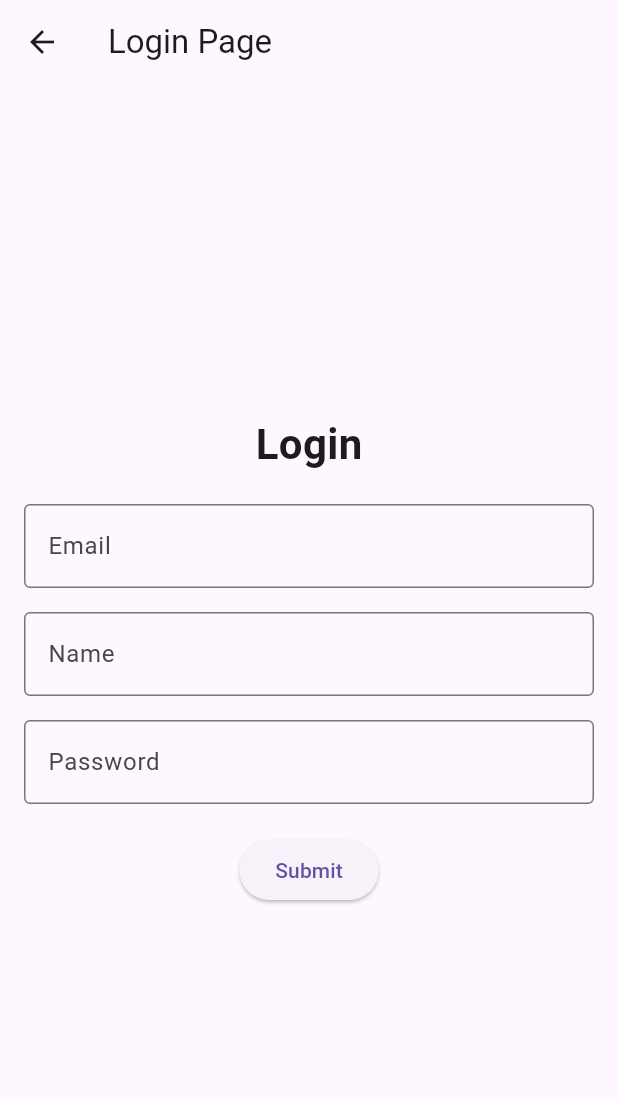
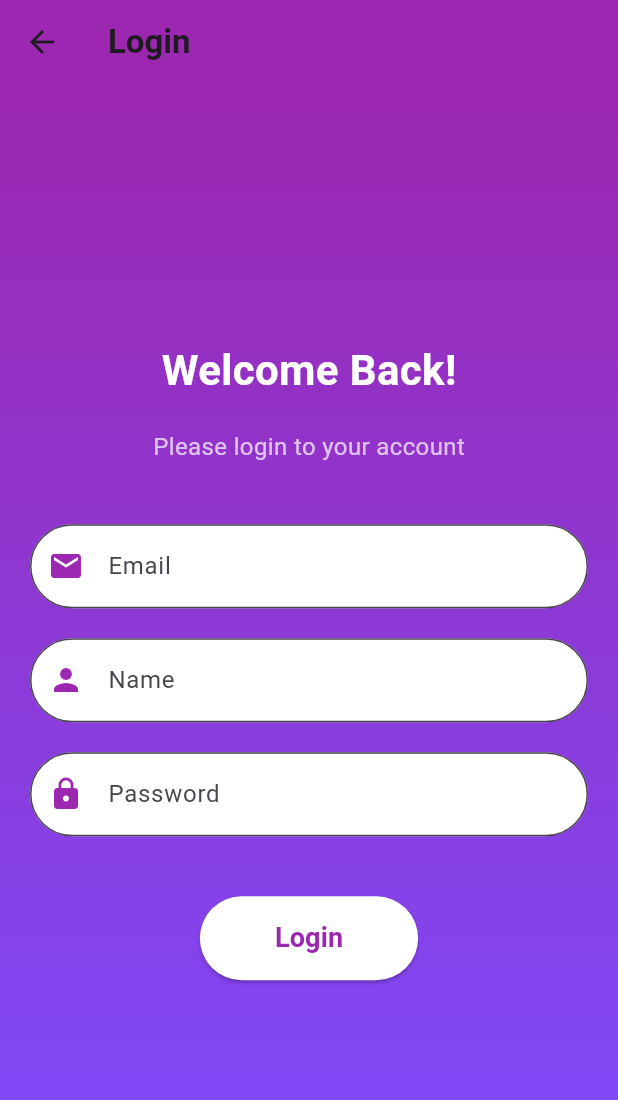
Before and after one commit to RoyYoussef1/FlutterRecipes, a Flutter app: the screen it shows after launch, after a tap on "Login", on a phone screen of 412 x 824 dp. Shown: the top 1100 px of the screen. Run offline on Flutter 3.47's test engine with Material 3 defaults, Android fonts, the phone set to English and light mode, and no system bars; our stand-ins replace dropdown_button2, dropdown_search, flutter_rating_bar, shared_preferences; network calls fail.

Commit message:
fixed welcome page and login page design

```diff
--- a/lib/main.dart
+++ b/lib/main.dart
@@ -19,7 +19,7 @@ class MyApp extends StatelessWidget {
   Widget build(BuildContext context) {
     return MaterialApp(
       debugShowCheckedModeBanner: false,
-      title: 'Welcome App',
+      title: 'Cooking Recipe App',
       home: MyHomePage(),
       routes: {
         '/login': (context) => LoginPage(),
@@ -37,79 +37,84 @@ class MyHomePage extends StatelessWidget {
   Widget build(BuildContext context) {
     return Scaffold(
       appBar: AppBar(
-        title: Text('Welcome'),
-      ),
-      body: Center(
-        child: Column(
-          mainAxisAlignment: MainAxisAlignment.center,
-          children: [
-            Padding(
-              padding: const EdgeInsets.symmetric(horizontal: 16.0),
-              child: Text(
-                'Welcome to the Recipe Generator Book',
-                textAlign: TextAlign.center,
-                style: TextStyle(
-                  fontSize: 24,
-                  fontWeight: FontWeight.bold,
-                ),
-              ),
-            ),
-            SizedBox(height: 20),
-            ElevatedButton(
-              onPressed: () {
-                Navigator.pushNamed(context, '/login');
-              },
-              child: Text('Login'),
-            ),
-            SizedBox(height: 10),
-            ElevatedButton(
-              onPressed: () {
-                Navigator.pushNamed(context, '/register');
-              },
-              child: Text('Register'),
-            ),
-          ],
-        ),
-      ),
-    );
-  }
-}
-
-@override
-Widget build(BuildContext context) {
-  return Scaffold(
-    appBar: AppBar(
-      title: Text('Welcome'),
-    ),
-    body: Center(
+        backgroundColor: Colors.purple,
+        title: Text(
+          'Welcome',
+          style: TextStyle(fontWeight: FontWeight.bold),
+        ),
+        elevation: 0,
+      ),
+      body: Container(
+        decoration: BoxDecoration(
+          gradient: LinearGradient(
+            colors: [Colors.purple, Colors.deepPurpleAccent],
+            begin: Alignment.topCenter,
+            end: Alignment.bottomCenter,
+          ),
+        ),
+        child: Center(
+          child: Padding(
+            padding: const EdgeInsets.symmetric(horizontal: 20.0),
             child: Column(
               mainAxisAlignment: MainAxisAlignment.center,
               children: [
                 Text(
                   'Welcome to the Recipe Generator Book',
+                  textAlign: TextAlign.center,
                   style: TextStyle(
-              fontSize: 24,
+                    fontSize: 28,
                     fontWeight: FontWeight.bold,
-            ),
-          ),
-          SizedBox(height: 20),
-          ElevatedButton(
+                    color: Colors.white,
+                  ),
+                ),
+                SizedBox(height: 40),
+                _buildHomePageButton(
+                  context,
+                  label: 'Login',
+                  icon: Icons.login,
                   onPressed: () {
                     Navigator.pushNamed(context, '/login');
                   },
-            child: Text('Login'),
-          ),
-          SizedBox(height: 10),
-          ElevatedButton(
+                ),
+                SizedBox(height: 20),
+                _buildHomePageButton(
+                  context,
+                  label: 'Register',
+                  icon: Icons.app_registration,
                   onPressed: () {
                     Navigator.pushNamed(context, '/register');
                   },
-            child: Text('Register'),
-          ),
-        ],
-      ),
-    ),
-  );
+                ),
+              ],
+            ),
+          ),
+        ),
+      ),
+    );
+  }
+
+  Widget _buildHomePageButton(BuildContext context,
+      {required String label,
+      required IconData icon,
+      required VoidCallback onPressed}) {
+    return ElevatedButton.icon(
+      style: ElevatedButton.styleFrom(
+        backgroundColor: Colors.white,
+        foregroundColor: Colors.purple,
+        padding: EdgeInsets.symmetric(horizontal: 40, vertical: 20),
+        shape: RoundedRectangleBorder(
+          borderRadius: BorderRadius.circular(30),
+        ),
+        elevation: 5,
+      ),
+      icon: Icon(icon, size: 24),
+      label: Text(
+        label,
+        style: TextStyle(fontSize: 18, fontWeight: FontWeight.bold),
+      ),
+      onPressed: onPressed,
+    );
+  }
 }
 
 class DashboardPage extends StatelessWidget {
@@ -303,7 +308,7 @@ class DashboardPage extends StatelessWidget {
                 SizedBox(height: 30),
                 _buildDashboardButton(
                   context,
-                  label: 'Predict',
+                  label: 'Generate Recipe',
                   icon: Icons.insights,
                   onPressed: () => Navigator.pushNamed(context, '/predict'),
                 ),
@@ -373,46 +378,65 @@ class LoginPage extends StatelessWidget {
   Widget build(BuildContext context) {
     return Scaffold(
       appBar: AppBar(
-        title: Text('Login Page'),
-      ),
-      body: Padding(
-        padding: const EdgeInsets.all(16.0),
+        backgroundColor: Colors.purple,
+        title: Text(
+          'Login',
+          style: TextStyle(fontWeight: FontWeight.bold),
+        ),
+        elevation: 0,
+      ),
+      body: Container(
+        decoration: BoxDecoration(
+          gradient: LinearGradient(
+            colors: [Colors.purple, Colors.deepPurpleAccent],
+            begin: Alignment.topCenter,
+            end: Alignment.bottomCenter,
+          ),
+        ),
+        child: Center(
+          child: Padding(
+            padding: const EdgeInsets.symmetric(horizontal: 20.0, vertical: 30),
+            child: SingleChildScrollView(
               child: Form(
                 key: _formKey,
                 child: Column(
                   mainAxisAlignment: MainAxisAlignment.center,
                   children: [
                     Text(
-                'Login',
+                      'Welcome Back!',
                       style: TextStyle(
                         fontSize: 28,
                         fontWeight: FontWeight.bold,
+                        color: Colors.white,
                       ),
                     ),
                     SizedBox(height: 20),
-              TextFormField(
+                    Text(
+                      'Please login to your account',
+                      style: TextStyle(fontSize: 16, color: Colors.white70),
+                    ),
+                    SizedBox(height: 40),
+                    _buildTextField(
                       controller: _emailController,
-                decoration: InputDecoration(
-                  labelText: 'Email',
-                  border: OutlineInputBorder(),
-                ),
-                keyboardType: TextInputType.emailAddress,
+                      label: 'Email',
+                      hint: 'Enter your email',
+                      icon: Icons.email,
                       validator: (value) {
                         if (value == null || value.isEmpty) {
                           return 'Email is required';
-                  } else if (!RegExp(r'^[^@]+@[^@]+\.[^@]+').hasMatch(value)) {
+                        } else if (!RegExp(r'^[^@]+@[^@]+\.[^@]+')
+                            .hasMatch(value)) {
                           return 'Enter a valid email address';
                         }
                         return null;
                       },
                     ),
-              SizedBox(height: 16),
-              TextFormField(
+                    SizedBox(height: 20),
+                    _buildTextField(
                       controller: _nameController,
-                decoration: InputDecoration(
-                  labelText: 'Name',
-                  border: OutlineInputBorder(),
-                ),
+                      label: 'Name',
+                      hint: 'Enter your name',
+                      icon: Icons.person,
                       validator: (value) {
                         if (value == null || value.isEmpty) {
                           return 'Name is required';
@@ -420,13 +444,12 @@ class LoginPage extends StatelessWidget {
                         return null;
                       },
                     ),
-              SizedBox(height: 16),
-              TextFormField(
+                    SizedBox(height: 20),
+                    _buildTextField(
                       controller: _passwordController,
-                decoration: InputDecoration(
-                  labelText: 'Password',
-                  border: OutlineInputBorder(),
-                ),
+                      label: 'Password',
+                      hint: 'Enter your password',
+                      icon: Icons.lock,
                       obscureText: true,
                       validator: (value) {
                         if (value == null || value.isEmpty) {
@@ -435,25 +458,22 @@ class LoginPage extends StatelessWidget {
                         return null;
                       },
                     ),
-              SizedBox(height: 20),
+                    SizedBox(height: 40),
                     ElevatedButton(
                       onPressed: () async {
                         if (_formKey.currentState!.validate()) {
-                    // Show a SnackBar while processing
                           ScaffoldMessenger.of(context).showSnackBar(
                             SnackBar(content: Text('Processing Login')),
                           );
 
-                    // Construct the request body
-                    final Map<String, dynamic> requestBody = {
-                      "email": _emailController.text,
-                      "name": _nameController.text,
+                          final requestBody = {
+                            "email": _emailController.text.trim(),
+                            "name": _nameController.text.trim(),
                             "password": _passwordController.text,
-                      "embedding": [0], // Placeholder for embedding
+                            "embedding": [0],
                           };
 
                           try {
-                      // Send POST request
                             final response = await http.post(
                               Uri.parse('http://10.0.2.2:8001/login/'),
                               headers: {
@@ -463,15 +483,15 @@ class LoginPage extends StatelessWidget {
                             );
 
                             if (response.statusCode == 200) {
-                        // Parse response
                               final responseData = jsonDecode(response.body);
                               final accessToken = responseData['access_token'];
 
-                        final prefs = await SharedPreferences.getInstance();
-                        await prefs.setString('access_token', accessToken);
-                        await prefs.setString('email', _emailController.text);
-                        // Print token
-                        print('Access Token: $accessToken');
+                              final prefs =
+                                  await SharedPreferences.getInstance();
+                              await prefs.setString(
+                                  'access_token', accessToken);
+                              await prefs.setString(
+                                  'email', _emailController.text);
 
                               ScaffoldMessenger.of(context).showSnackBar(
                                 SnackBar(content: Text('Login Successful')),
@@ -485,7 +505,8 @@ class LoginPage extends StatelessWidget {
                             } else {
                               ScaffoldMessenger.of(context).showSnackBar(
                                 SnackBar(
-                              content: Text('Login Failed: ${response.body}')),
+                                    content:
+                                        Text('Login Failed: ${response.body}')),
                               );
                             }
                           } catch (e) {
@@ -495,12 +516,61 @@ class LoginPage extends StatelessWidget {
                           }
                         }
                       },
-                child: Text('Submit'),
-              ),
-            ],
-          ),
-        ),
-      ),
+                      style: ElevatedButton.styleFrom(
+                        backgroundColor: Colors.white,
+                        foregroundColor: Colors.purple,
+                        padding:
+                            EdgeInsets.symmetric(horizontal: 50, vertical: 15),
+                        shape: RoundedRectangleBorder(
+                          borderRadius: BorderRadius.circular(30),
+                        ),
+                      ),
+                      child: Text(
+                        'Login',
+                        style: TextStyle(
+                          fontSize: 18,
+                          fontWeight: FontWeight.bold,
+                        ),
+                      ),
+                    ),
+                  ],
+                ),
+              ),
+            ),
+          ),
+        ),
+      ),
+    );
+  }
+
+  Widget _buildTextField({
+    required TextEditingController controller,
+    required String label,
+    required String hint,
+    required IconData icon,
+    bool obscureText = false,
+    String? Function(String?)? validator,
+  }) {
+    return Column(
+      crossAxisAlignment: CrossAxisAlignment.start,
+      children: [
+        TextFormField(
+          controller: controller,
+          obscureText: obscureText,
+          decoration: InputDecoration(
+            filled: true,
+            fillColor: Colors.white,
+            labelText: label,
+            hintText: hint,
+            prefixIcon: Icon(icon, color: Colors.purple),
+            border: OutlineInputBorder(
+              borderRadius: BorderRadius.circular(30),
+            ),
+            errorStyle: TextStyle(color: Colors.redAccent),
+          ),
+          validator: validator,
+        ),
+      ],
     );
   }
 }
```
Lines whose indentation alone changed are shown as unchanged.
